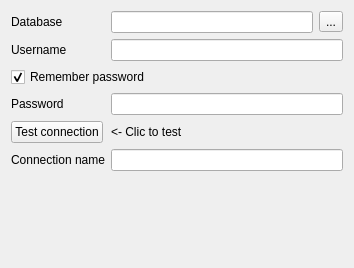
This is src/wizards/ndw_secondpage.ui in FrenchDilettante/dbmaster as Qt 5 draws it before an edit. The edited form follows.
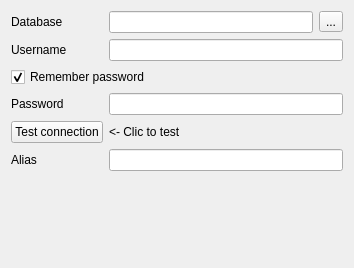
This is the edited form.

```diff
--- a/src/wizards/ndw_secondpage.ui
+++ b/src/wizards/ndw_secondpage.ui
@@ -119,7 +119,7 @@
    <item row="5" column="0">
     <widget class="QLabel" name="label_4">
      <property name="text">
-      <string>Connection name</string>
+      <string>Alias</string>
      </property>
     </widget>
    </item>
```
